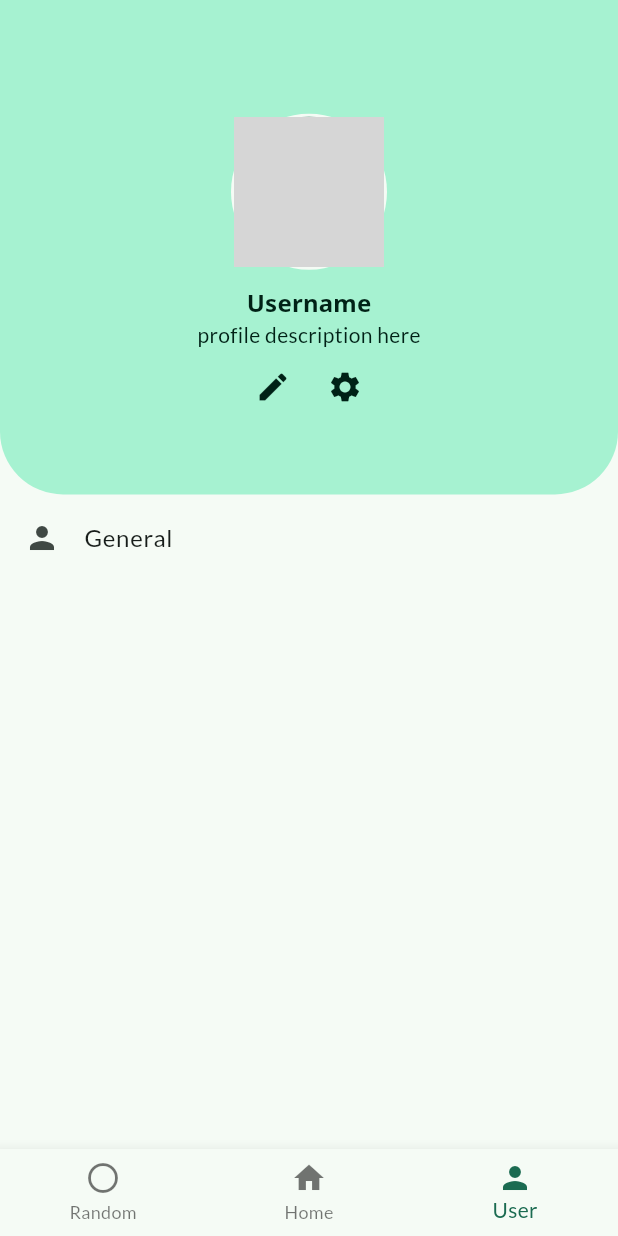
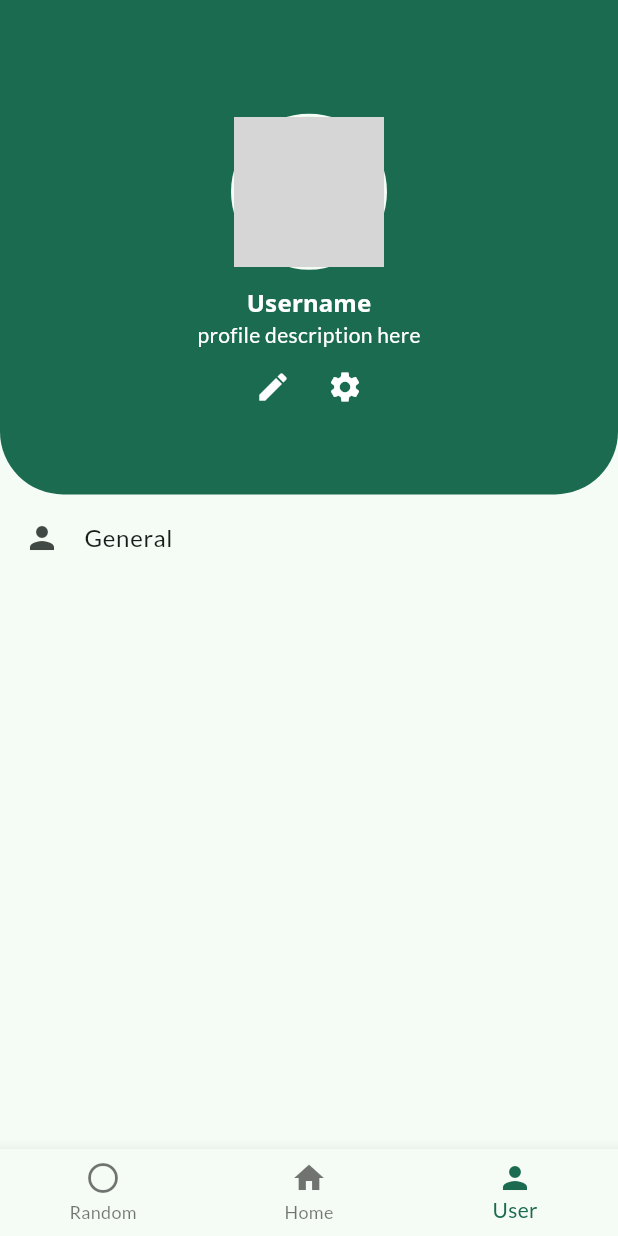
Before and after one commit to afelipe00/cat_app, a Flutter app: the screen it shows after launch, item 3 of the bottom bar chosen, on a phone screen of 412 x 824 dp. Run offline on Flutter 3.47's test engine with Material 3 defaults, Android fonts, the phone set to English and light mode, and no system bars; our stand-ins replace dio, equatable, flutter_bloc, flutter_dotenv, go_router, google_fonts and 3 more; network calls fail; grey boxes are pictures that could not be loaded.

Commit message:
refactor: :recycle: se configura tema claro y tema oscuro

```diff
--- a/lib/interface/screens/profile_screen.dart
+++ b/lib/interface/screens/profile_screen.dart
@@ -17,7 +17,7 @@ class ProfileScreen extends StatelessWidget {
             height: size.height * 0.4,
             width: size.width,
             decoration: BoxDecoration(
-              color: colors.primaryContainer,
+              color: themeProvider.themePreference == ThemePreference.light ? colors.primary : colors.primaryContainer,
               borderRadius: const BorderRadius.only(
                 bottomLeft: Radius.circular(42),
                 bottomRight: Radius.circular(42),
@@ -35,7 +35,9 @@ class ProfileScreen extends StatelessWidget {
                   ),
                   child: CircleAvatar(
                     radius: 50,
-                    backgroundColor: colors.primary,
+                    backgroundColor: themeProvider.themePreference == ThemePreference.light
+                        ? colors.primaryContainer
+                        : colors.primary,
                     backgroundImage: const NetworkImage("https://picsum.photos/200/300.jpg"),
                   ),
                 ),
@@ -43,14 +45,18 @@ class ProfileScreen extends StatelessWidget {
                 Text(
                   'Username',
                   style: Theme.of(context).textTheme.titleMedium!.copyWith(
-                        color: colors.onPrimaryContainer,
+                        color: themeProvider.themePreference == ThemePreference.light
+                            ? colors.onPrimary
+                            : colors.onPrimaryContainer,
                         fontWeight: FontWeight.bold,
                       ),
                 ),
                 Text(
                   'profile description here',
                   style: Theme.of(context).textTheme.bodyMedium!.copyWith(
-                        color: colors.onPrimaryContainer,
+                        color: themeProvider.themePreference == ThemePreference.light
+                            ? colors.onPrimary
+                            : colors.onPrimaryContainer,
                       ),
                 ),
                 Row(
@@ -59,14 +65,18 @@ class ProfileScreen extends StatelessWidget {
                     IconButton(
                       icon: Icon(
                         Icons.edit,
-                        color: colors.onPrimaryContainer,
+                        color: themeProvider.themePreference == ThemePreference.light
+                            ? colors.onPrimary
+                            : colors.onPrimaryContainer,
                       ),
                       onPressed: () {},
                     ),
                     IconButton(
                       icon: Icon(
                         Icons.settings,
-                        color: colors.onPrimaryContainer,
+                        color: themeProvider.themePreference == ThemePreference.light
+                            ? colors.onPrimary
+                            : colors.onPrimaryContainer,
                       ),
                       onPressed: () {},
                     ),
```
